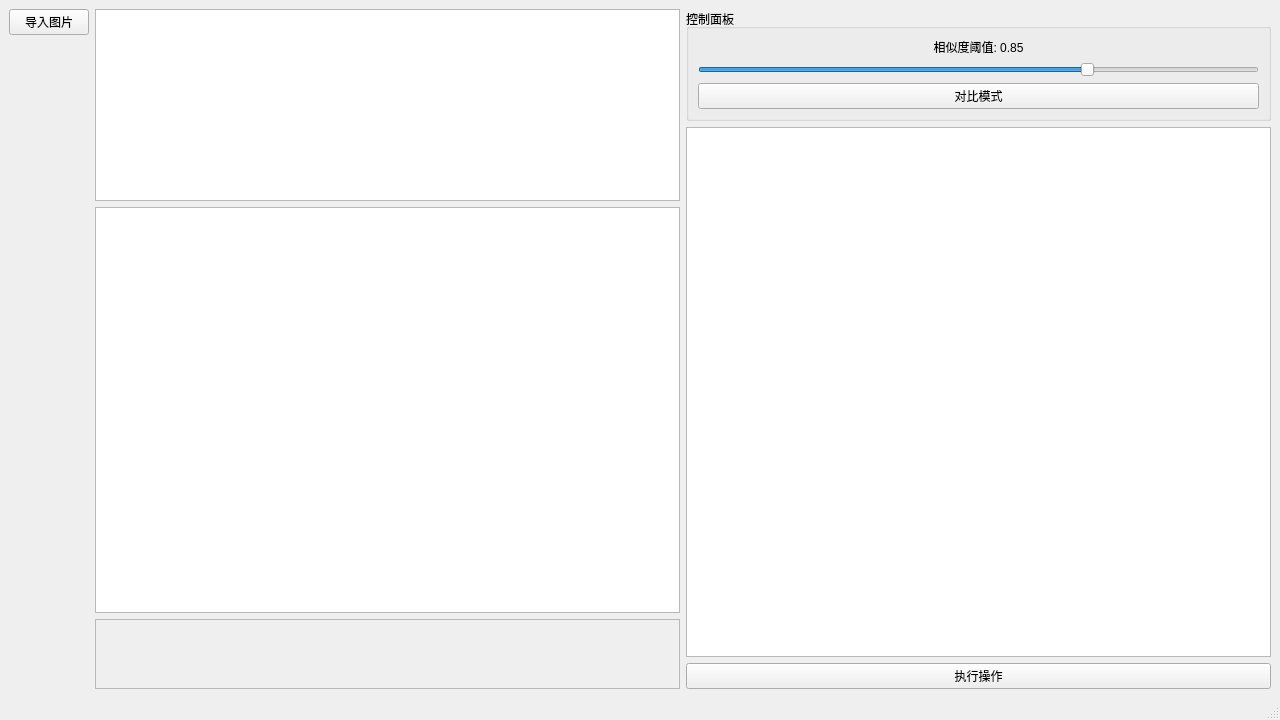
Before: the Qt Designer form ImageTool.ui in Fryt1/TextureSimilarityAnalyzer, drawn with Qt 5.
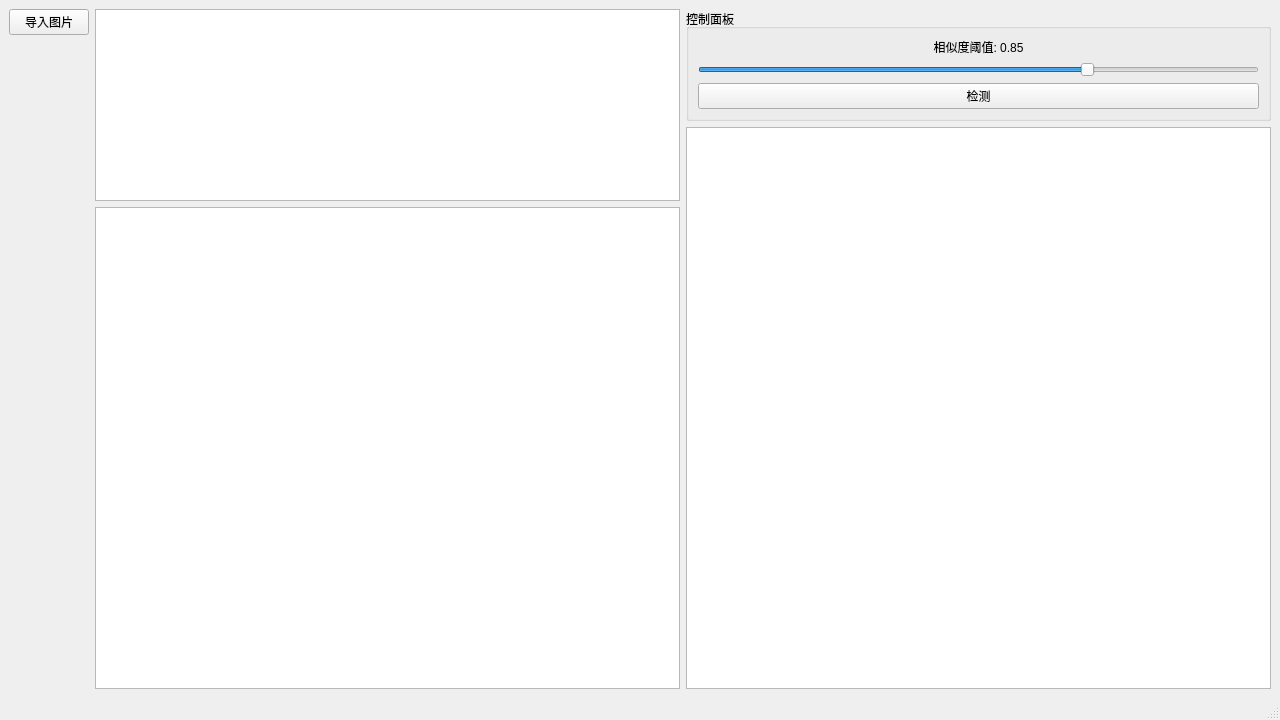
After: the same form once the commit is applied.

Commit message: 修改UI界面

```diff
--- a/ImageTool.ui
+++ b/ImageTool.ui
@@ -63,24 +63,6 @@
         </property>
        </widget>
       </item>
-      <item>
-       <widget class="QScrollArea" name="thumbnailScroll">
-        <property name="widgetResizable">
-         <bool>true</bool>
-        </property>
-        <widget class="QWidget" name="thumbnailContainer">
-         <property name="geometry">
-          <rect>
-           <x>0</x>
-           <y>0</y>
-           <width>583</width>
-           <height>69</height>
-          </rect>
-         </property>
-         <layout class="QHBoxLayout" name="thumbnailLayout"/>
-        </widget>
-       </widget>
-      </item>
      </layout>
     </item>
     <item>
@@ -120,7 +102,7 @@
          <item>
           <widget class="QPushButton" name="compareButton">
            <property name="text">
-            <string>对比模式</string>
+            <string>检测</string>
            </property>
           </widget>
          </item>
@@ -143,16 +125,6 @@
         </property>
        </widget>
       </item>
-      <item>
-       <widget class="QPushButton" name="actionButton">
-        <property name="text">
-         <string>执行操作</string>
-        </property>
-        <property name="menu" stdset="0">
-         <string>actionMenu</string>
-        </property>
-       </widget>
-      </item>
      </layout>
     </item>
    </layout>
```
The commit also changes 2 other files.
